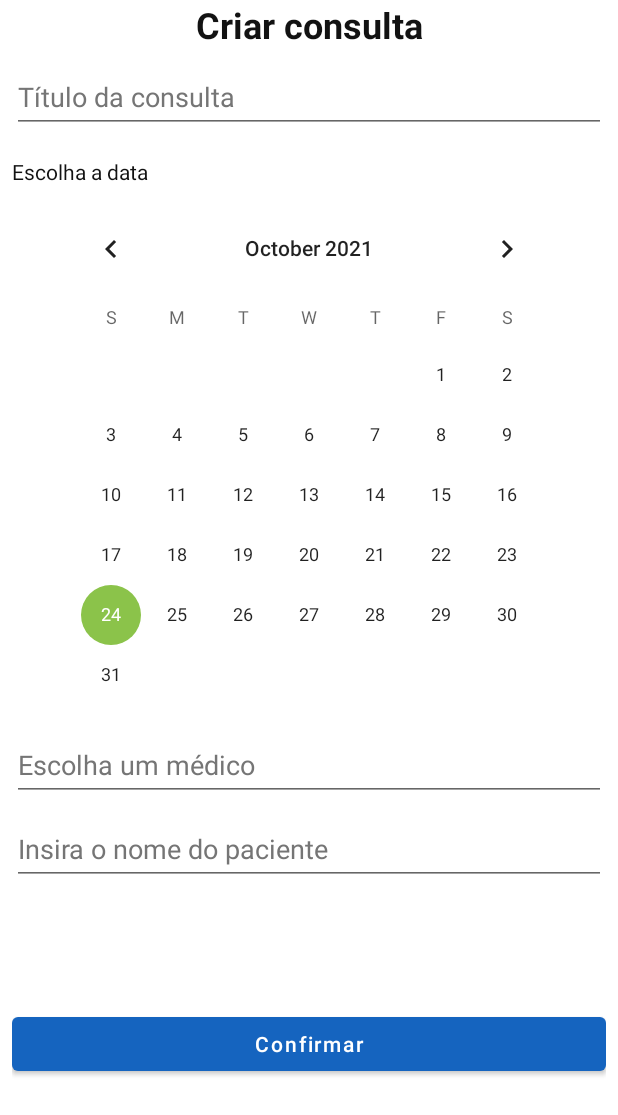
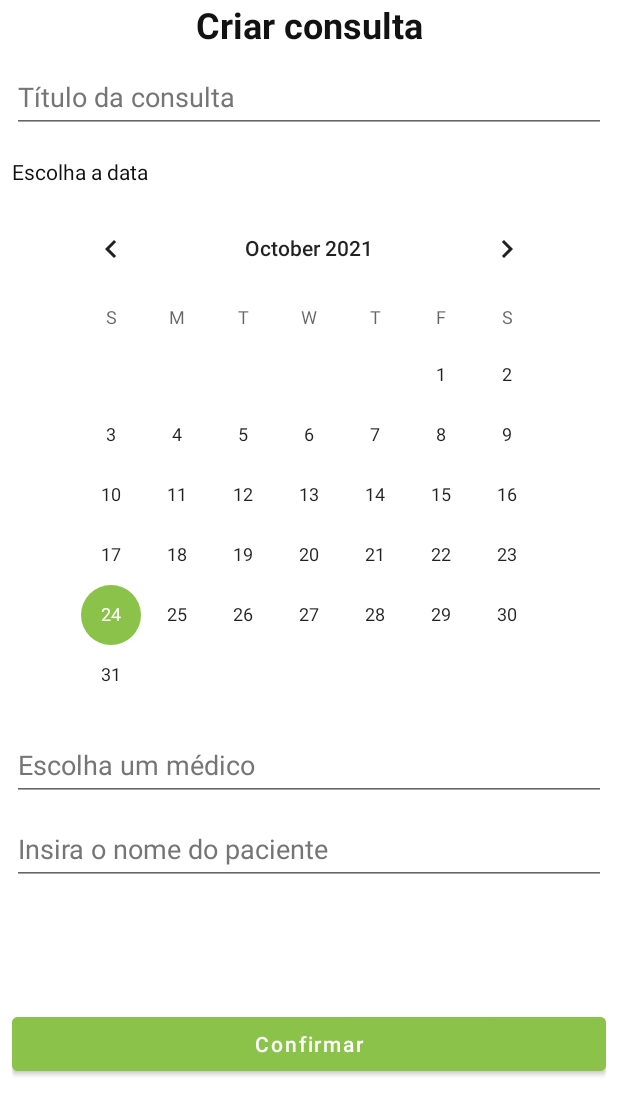
Before and after one commit to famosofk/HealthCareProject, an Android app: the ConsultationCreationFragment screen opened through its navigation route, on a phone screen of 412 x 824 dp. Shown: the top 1115 px of the screen. Run offline under Robolectric (Android 15) with nearby library versions, the phone set to English and light mode, and no system bars; Roboto replaces fonts that are not available here.

```diff
--- a/app/build.gradle
+++ b/app/build.gradle
@@ -51,7 +51,6 @@ dependencies {
 
     testImplementation "com.google.truth:truth:1.1.3"
 
-
     testImplementation 'junit:junit:4.+'
     androidTestImplementation 'androidx.test.ext:junit:1.1.3'
     androidTestImplementation 'androidx.test.espresso:espresso-core:3.4.0'
--- a/app/src/main/AndroidManifest.xml
+++ b/app/src/main/AndroidManifest.xml
@@ -1,6 +1,8 @@
 <?xml version="1.0" encoding="utf-8"?>
 <manifest xmlns:android="http://schemas.android.com/apk/res/android"
     package="com.fgomes.healthcareproject">
+
+    <uses-permission android:name="android.permission.CAMERA"/>
 
     <application
         android:allowBackup="true"
--- a/app/src/main/java/com/fgomes/healthcareproject/MainActivity.kt
+++ b/app/src/main/java/com/fgomes/healthcareproject/MainActivity.kt
@@ -1,13 +1,31 @@
 package com.fgomes.healthcareproject
 
+import android.content.pm.PackageManager
+import android.os.Bundle
 import androidx.appcompat.app.AppCompatActivity
-import android.os.Bundle
-import com.fgomes.healthcareproject.ui.main.MainFragment
+import androidx.core.app.ActivityCompat
+import androidx.core.content.ContextCompat
+import java.util.jar.Manifest
 
 class MainActivity : AppCompatActivity() {
+
+    val MY_CAMERA_REQUEST_CODE = 100;
 
     override fun onCreate(savedInstanceState: Bundle?) {
         super.onCreate(savedInstanceState)
         setContentView(R.layout.main_activity)
+        requestPermission("android.permission.CAMERA")
+    }
+
+    fun requestPermission(permission: String): Boolean {
+        val isGranted = ContextCompat.checkSelfPermission(this, permission) == PackageManager.PERMISSION_GRANTED
+        if (!isGranted) {
+            ActivityCompat.requestPermissions(
+                this,
+                arrayOf(permission),
+                MY_CAMERA_REQUEST_CODE
+            )
+        }
+        return isGranted
     }
 }
--- a/app/src/main/java/com/fgomes/healthcareproject/ui/hub/HubFragment.kt
+++ b/app/src/main/java/com/fgomes/healthcareproject/ui/hub/HubFragment.kt
@@ -11,6 +11,7 @@ import com.fgomes.healthcareproject.databinding.FragmentHubBinding
 import com.fgomes.healthcareproject.enums.UserTypes
 import com.fgomes.healthcareproject.ui.list.ListFragment
 import org.koin.android.ext.android.inject
+import android.content.Intent
 
 
 class HubFragment : Fragment() {
@@ -42,6 +43,9 @@ class HubFragment : Fragment() {
             setOnClickListener {
                 if (viewModel.getUserType() == UserTypes.PATIENT) {
                     goToVaccineCard()
+                } else if (viewModel.getUserType() == UserTypes.NURSE) {
+                    val intent = Intent("android.media.action.IMAGE_CAPTURE")
+                    startActivity(intent)
                 } else {
                     goToListScreen(text.toString())
                 }
--- a/app/src/main/res/layout/consultation_creation_fragment.xml
+++ b/app/src/main/res/layout/consultation_creation_fragment.xml
@@ -92,6 +92,7 @@
             android:layout_width="0dp"
             android:layout_height="wrap_content"
             android:text="@string/confirmar"
+            android:backgroundTint="@color/green"
             android:textAllCaps="false"
             app:layout_constraintBottom_toBottomOf="parent"
             app:layout_constraintEnd_toEndOf="parent"
--- a/app/src/main/res/values/strings.xml
+++ b/app/src/main/res/values/strings.xml
@@ -10,4 +10,5 @@
     <string name="confirmar">Confirmar</string>
     <string name="consultation">Consultar</string>
     <string name="vaccine">Vacinar</string>
+    <string name="vaccine_title">Título da vacina</string>
 </resources>
```
